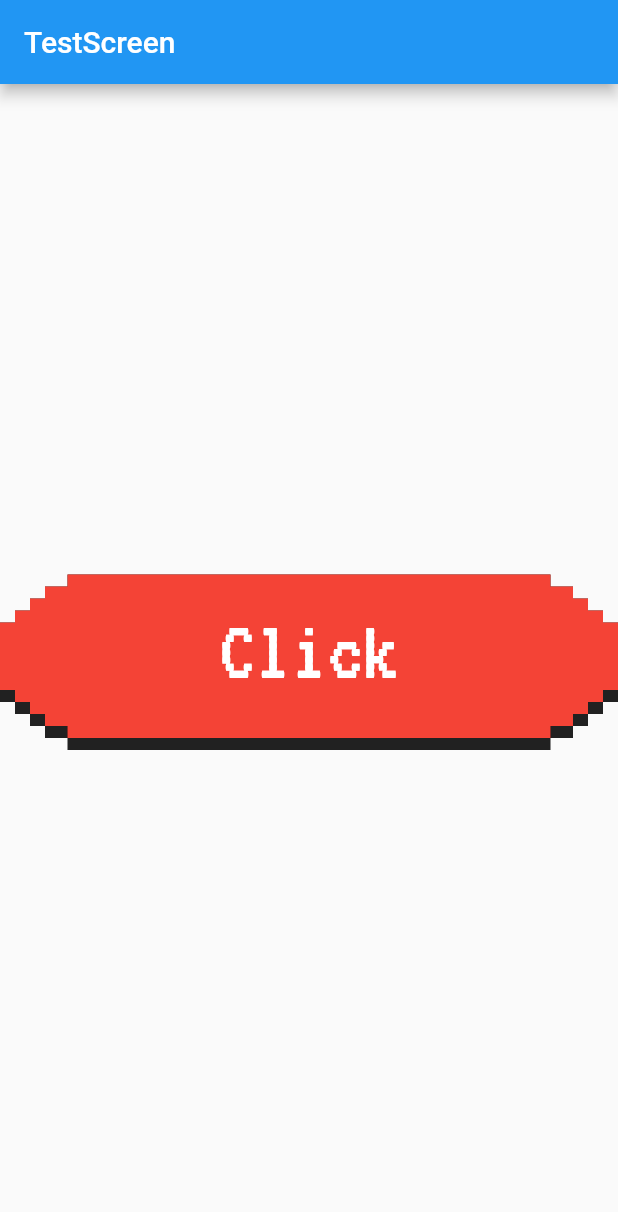
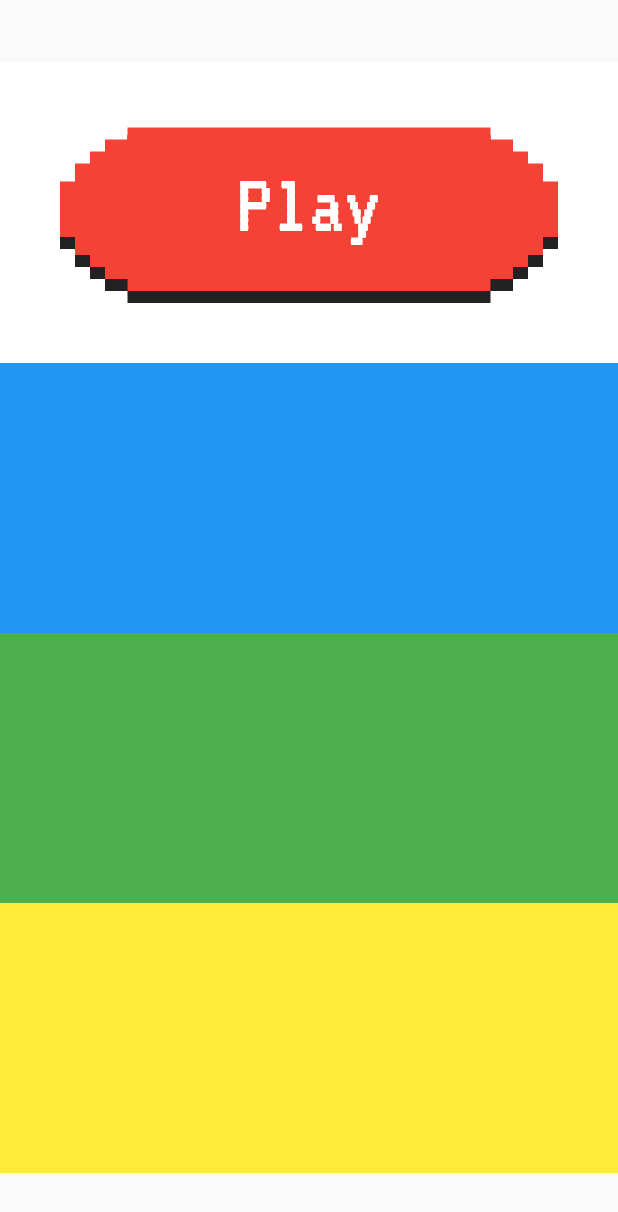
Before and after one commit to Caballep/pokemon_trivia, a Flutter app: the screen it shows after launch, on a phone screen of 412 x 824 dp. Shown: the top 1212 px of the screen. Run offline on Flutter 3.47's test engine with Material 2 defaults, Android fonts, the phone set to English and light mode, and no system bars; our stand-ins replace device_info, flutter_bloc, flutter_cache_manager, get_it, google_fonts, logger and 2 more; accounts and stored records are empty.

Commit message:
Making RetroButton more adaptable

```diff
--- a/lib/main.dart
+++ b/lib/main.dart
@@ -1,5 +1,6 @@
 import 'package:flutter/material.dart';
 import 'package:pokemon_trivia/locator.dart';
+import 'package:pokemon_trivia/presentation/features/menu/menu_screen.dart';
 import 'package:pokemon_trivia/presentation/features/tos/tos_screen.dart';
 import 'package:pokemon_trivia/test.dart';
 
@@ -15,7 +16,7 @@ class MyApp extends StatelessWidget {
   Widget build(BuildContext context) {
     //return MaterialApp(home: TosScreen());
     return MaterialApp(
-      home: TestScreen(),
+      home: MenuScreen(),
     );
   }
 }
--- /dev/null
+++ b/lib/presentation/features/menu/menu_screen.dart
@@ -0,0 +1,52 @@
+import 'package:flutter/material.dart';
+import 'package:pokemon_trivia/presentation/shared/retro_button.dart';
+
+class MenuScreen extends StatelessWidget {
+  @override
+  Widget build(BuildContext context) {
+    return Scaffold(
+      body: SafeArea(
+          child: Column(
+        mainAxisAlignment: MainAxisAlignment.center,
+        children: [
+          Container(
+            padding: EdgeInsets.all(40),
+            width: double.infinity,
+            color: Colors.white,
+            child: RetroButton(
+              color: Colors.red,
+              height: 120,
+              text: "Play",
+              width: double.infinity,
+              onTapUp: () {},
+            ),
+          ),
+          Container(
+            constraints: BoxConstraints(
+              minHeight: 120,
+              maxHeight: 180,
+            ),
+            width: double.infinity,
+            color: Colors.blue,
+          ),
+          Container(
+            constraints: BoxConstraints(
+              minHeight: 120,
+              maxHeight: 180,
+            ),
+            width: double.infinity,
+            color: Colors.green,
+          ),
+          Container(
+            constraints: BoxConstraints(
+              minHeight: 120,
+              maxHeight: 180,
+            ),
+            width: double.infinity,
+            color: Colors.yellow,
+          ),
+        ],
+      )),
+    );
+  }
+}
--- a/lib/presentation/shared/clickable_stack.dart
+++ /dev/null
@@ -1,44 +0,0 @@
-import 'package:flutter/material.dart';
-
-class ClickableStack extends StatelessWidget {
-  final Color color;
-
-  ClickableStack({required this.color});
-
-  @override
-  Widget build(BuildContext context) {
-    return Stack(
-      alignment: Alignment.center,
-      children: [
-        Container(
-            padding: const EdgeInsets.fromLTRB(0, 32, 0, 32),
-            child: Container(
-                width: double.infinity, height: 55, decoration: BoxDecoration(color: color))),
-        Container(
-            padding: const EdgeInsets.fromLTRB(10, 24, 10, 24),
-            child: Container(
-                width: double.infinity,
-                height: double.infinity,
-                decoration: BoxDecoration(color: color))),
-        Container(
-            padding: const EdgeInsets.fromLTRB(20, 16, 20, 16),
-            child: Container(
-                width: double.infinity,
-                height: double.infinity,
-                decoration: BoxDecoration(color: color))),
-        Container(
-            padding: const EdgeInsets.fromLTRB(30, 8, 30, 8),
-            child: Container(
-                width: double.infinity,
-                height: double.infinity,
-                decoration: BoxDecoration(color: color))),
-        Container(
-            padding: const EdgeInsets.fromLTRB(45, 0, 45, 0),
-            child: Container(
-                width: double.infinity,
-                height: double.infinity,
-                decoration: BoxDecoration(color: color))),
-      ],
-    );
-  }
-}
--- a/lib/presentation/shared/retro_button.dart
+++ b/lib/presentation/shared/retro_button.dart
@@ -1,5 +1,4 @@
 import 'package:flutter/material.dart';
-import 'package:pokemon_trivia/presentation/shared/clickable_stack.dart';
 import 'package:pokemon_trivia/presentation/shared/retro_text.dart';
 
 class RetroButton extends StatefulWidget {
@@ -27,6 +26,13 @@ class _RetroButtonState extends State<RetroButton> {
 
   @override
   Widget build(BuildContext context) {
+    final topPadding = widget.height / 40;
+    final bottomPadding = widget.height / 15;
+    final pressedTopPadding = widget.height / 15;
+    final pressedBottomPadding = widget.height / 40;
+    final textBottomPadding = widget.height / 20;
+    final pressedTextBottomPadding = widget.height / 10;
+
     return Center(
       child: GestureDetector(
         onTapDown: (_) {
@@ -52,14 +58,16 @@ class _RetroButtonState extends State<RetroButton> {
             alignment: Alignment.center,
             children: [
               Container(
-                padding: isButtonPressed ? EdgeInsets.only(top: 8) : EdgeInsets.only(top: 3),
-                child: ClickableStack(color: Colors.black87),
+                padding: isButtonPressed
+                    ? EdgeInsets.only(top: topPadding)
+                    : EdgeInsets.only(top: bottomPadding),
+                child: RetroButtonBase(color: Colors.black87),
               ),
               Container(
                 padding: isButtonPressed
-                    ? EdgeInsets.only(bottom: 3, top: 8)
-                    : EdgeInsets.only(bottom: 8, top: 3),
-                child: ClickableStack(color: widget.color),
+                    ? EdgeInsets.only(bottom: pressedBottomPadding, top: pressedTopPadding)
+                    : EdgeInsets.only(bottom: bottomPadding, top: topPadding),
+                child: RetroButtonBase(color: widget.color),
               ),
               Container(
                 child: RetroText(
@@ -67,7 +75,9 @@ class _RetroButtonState extends State<RetroButton> {
                   retroTextSize: RetroTextSize.huge,
                   color: Colors.white,
                 ),
-                padding: isButtonPressed ? EdgeInsets.only(bottom: 6) : EdgeInsets.only(bottom: 12),
+                padding: isButtonPressed
+                    ? EdgeInsets.only(bottom: textBottomPadding)
+                    : EdgeInsets.only(bottom: pressedTextBottomPadding),
               ),
             ],
           ),
@@ -76,3 +86,49 @@ class _RetroButtonState extends State<RetroButton> {
     );
   }
 }
+
+// TODO: Rework the way this is calculated, right now is flat. Use parent Height and Width to do so.
+class RetroButtonBase extends StatelessWidget {
+  final Color color;
+
+  RetroButtonBase({required this.color});
+
+  @override
+  Widget build(BuildContext context) {
+    return Stack(
+      alignment: Alignment.center,
+      children: [
+        Container(
+            padding: const EdgeInsets.fromLTRB(0, 36, 0, 36),
+            child: Container(
+                width: double.infinity,
+                height: double.infinity,
+                decoration: BoxDecoration(color: color))),
+        Container(
+            padding: const EdgeInsets.fromLTRB(10, 24, 10, 24),
+            child: Container(
+                width: double.infinity,
+                height: double.infinity,
+                decoration: BoxDecoration(color: color))),
+        Container(
+            padding: const EdgeInsets.fromLTRB(20, 16, 20, 16),
+            child: Container(
+                width: double.infinity,
+                height: double.infinity,
+                decoration: BoxDecoration(color: color))),
+        Container(
+            padding: const EdgeInsets.fromLTRB(30, 8, 30, 8),
+            child: Container(
+                width: double.infinity,
+                height: double.infinity,
+                decoration: BoxDecoration(color: color))),
+        Container(
+            padding: const EdgeInsets.fromLTRB(45, 0, 45, 0),
+            child: Container(
+                width: double.infinity,
+                height: double.infinity,
+                decoration: BoxDecoration(color: color))),
+      ],
+    );
+  }
+}
```
